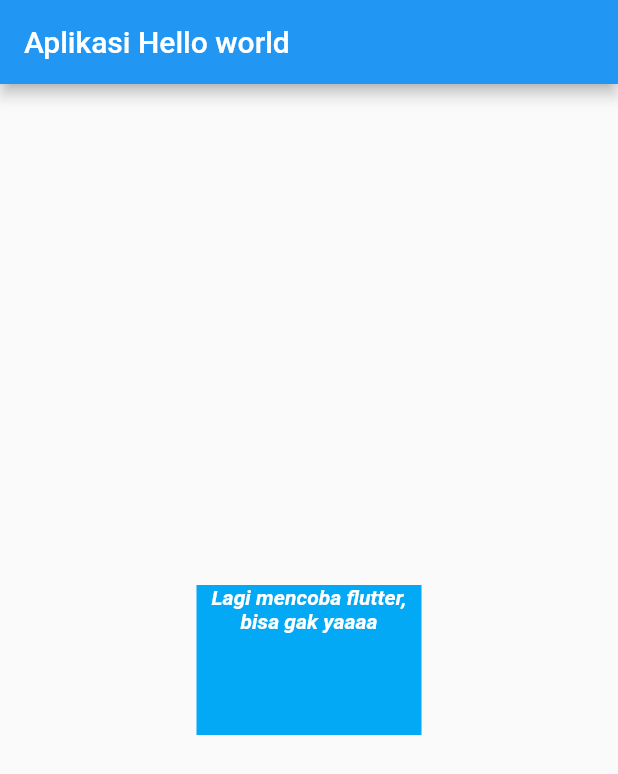
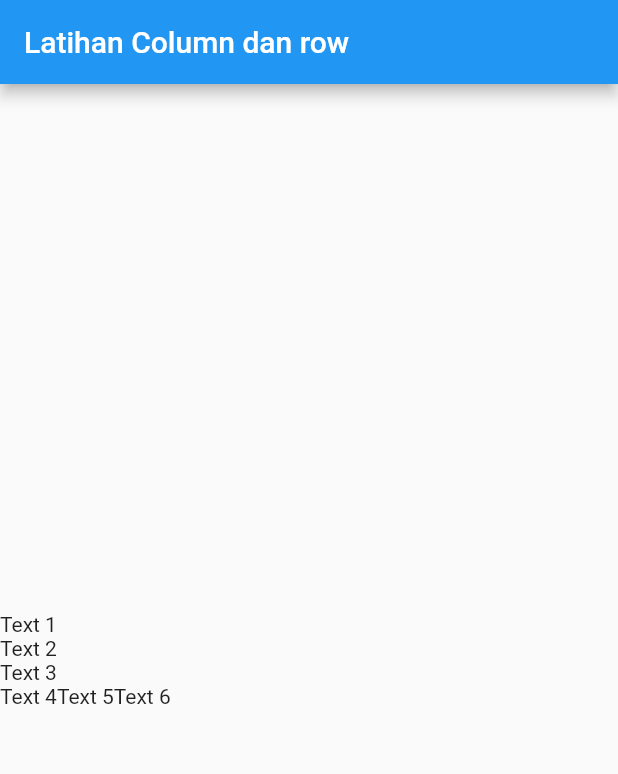
Before and after one commit to gzeinnumer/flutter_fundamental_yt, a Flutter app: the screen it shows after launch, on a phone screen of 412 x 824 dp. Shown: the top 774 px of the screen. Run offline on Flutter 3.47's test engine with Material 2 defaults, Android fonts, the phone set to English and light mode, and no system bars.

Commit message:
Material -> Scaffold -> Column -> Row/Row/Row

```diff
--- a/lib/main.dart
+++ b/lib/main.dart
@@ -8,26 +8,24 @@ class MyApp extends StatelessWidget {
     return MaterialApp(
       home: Scaffold(
         appBar: AppBar(
-          title: Text("Aplikasi Hello world"),
+          title: Text("Latihan Column dan row"),
         ),
-        body: Center(
-            child: Container(
-              color: Colors.lightBlue,
-              width: 150,
-              height: 100,
-              child: Text(
-                "Lagi mencoba flutter, bisa gak yaaaa",
-                textAlign: TextAlign.center,
-                overflow: TextOverflow.ellipsis,
-                maxLines: 3,
-                softWrap: true,
-                style: TextStyle(
-                  color: Colors.white,
-                  fontStyle: FontStyle.italic,
-                  fontWeight: FontWeight.bold
-                ),
-              ),
+        body: Column(
+          //mainkan disini
+          mainAxisAlignment: MainAxisAlignment.center,
+          crossAxisAlignment: CrossAxisAlignment.start,
+          children: [
+            Text("Text 1"),
+            Text("Text 2"),
+            Text("Text 3"),
+            Row(
+              children: [
+                Text("Text 4"),
+                Text("Text 5"),
+                Text("Text 6"),
+              ],
             )
+          ],
         ),
       ),
     );
```
